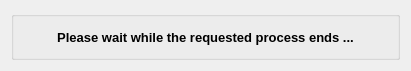
Above: client/dlgprogress.ui from tbikfalvi/Belenus before the change. Below: the same form after it.
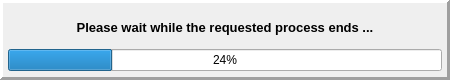
That is the form after the change.

Diff of the .ui file:
```diff
--- a/client/dlgprogress.ui
+++ b/client/dlgprogress.ui
@@ -6,10 +6,22 @@
    <rect>
     <x>0</x>
     <y>0</y>
-    <width>411</width>
-    <height>71</height>
+    <width>450</width>
+    <height>80</height>
    </rect>
   </property>
+  <property name="minimumSize">
+   <size>
+    <width>450</width>
+    <height>80</height>
+   </size>
+  </property>
+  <property name="maximumSize">
+   <size>
+    <width>450</width>
+    <height>80</height>
+   </size>
+  </property>
   <property name="contextMenuPolicy">
    <enum>Qt::NoContextMenu</enum>
   </property>
@@ -20,15 +32,45 @@
    <bool>false</bool>
   </property>
   <layout class="QVBoxLayout" name="verticalLayout_2">
+   <property name="leftMargin">
+    <number>0</number>
+   </property>
+   <property name="topMargin">
+    <number>0</number>
+   </property>
+   <property name="rightMargin">
+    <number>0</number>
+   </property>
+   <property name="bottomMargin">
+    <number>0</number>
+   </property>
    <item>
-    <widget class="QGroupBox" name="gbTitle">
-     <property name="title">
-      <string/>
+    <widget class="QFrame" name="frame">
+     <property name="frameShape">
+      <enum>QFrame::Panel</enum>
      </property>
-     <property name="alignment">
-      <set>Qt::AlignCenter</set>
+     <property name="frameShadow">
+      <enum>QFrame::Raised</enum>
+     </property>
+     <property name="lineWidth">
+      <number>3</number>
      </property>
      <layout class="QVBoxLayout" name="verticalLayout">
+      <property name="spacing">
+       <number>3</number>
+      </property>
+      <property name="leftMargin">
+       <number>5</number>
+      </property>
+      <property name="topMargin">
+       <number>6</number>
+      </property>
+      <property name="rightMargin">
+       <number>5</number>
+      </property>
+      <property name="bottomMargin">
+       <number>6</number>
+      </property>
       <item>
        <widget class="QLabel" name="lblCaption">
         <property name="sizePolicy">
@@ -52,6 +94,13 @@
         </property>
        </widget>
       </item>
+      <item>
+       <widget class="QProgressBar" name="progressBar">
+        <property name="value">
+         <number>24</number>
+        </property>
+       </widget>
+      </item>
      </layout>
     </widget>
    </item>
```
